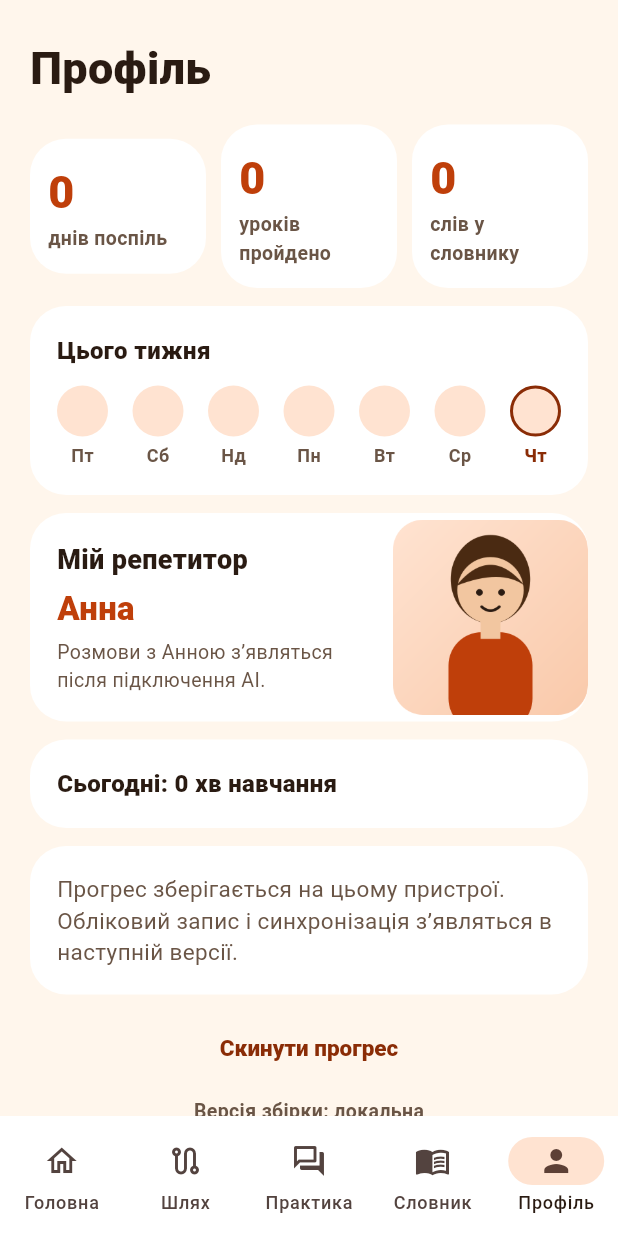
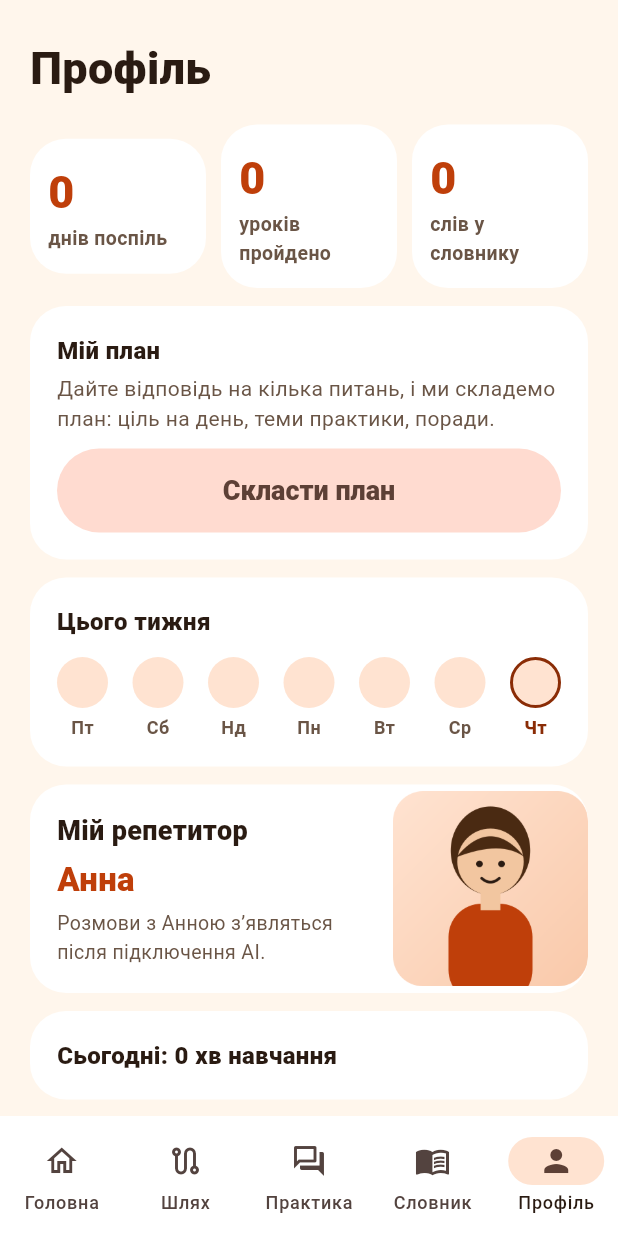
Before and after one commit to studniawiedzy59-eng/studnia-wiedzy, a Flutter app: the RootScreen screen opened directly, item 5 of the bottom bar chosen, on a phone screen of 412 x 824 dp. Run offline on Flutter 3.47's test engine with Material 3 defaults, Android fonts, the phone set to English and light mode, and no system bars; our stand-ins replace flutter_riverpod, flutter_tts, shared_preferences; accounts and stored records are empty.

Commit message:
First-launch quiz and personal plan: goals, level, topics, daily minutes; personalised home, practice order and profile plan
Co-Authored-By: Claude Sonnet 5.5 <noreply@anthropic.com>
Claude-Session: https://claude.ai/code/session_01FZZtg4qNrzTiLKkfssD61E

```diff
--- /dev/null
+++ b/lib/domain/learner_profile.dart
@@ -0,0 +1,101 @@
+import 'practice_topics.dart';
+
+/// Answers of the first-launch quiz. Used only to personalise the app
+/// (greeting, daily goal, order of practice topics, tips). It never changes
+/// which lessons are open.
+class LearnerProfile {
+  const LearnerProfile({
+    this.name = '',
+    this.goals = const {},
+    this.level = 'zero',
+    this.interests = const {},
+    this.dailyMinutes = 10,
+    this.skipped = false,
+  });
+
+  final String name;
+  final Set<String> goals;
+  final String level;
+  final Set<String> interests;
+  final int dailyMinutes;
+
+  /// The learner skipped the quiz: nothing is personalised, the plan card is hidden.
+  final bool skipped;
+
+  bool get hasPlan => !skipped;
+
+  factory LearnerProfile.fromJson(Map<String, dynamic> json) {
+    Set<String> strings(Object? value) =>
+        value is List ? {for (final e in value) e.toString()} : <String>{};
+    final minutes = json['dailyMinutes'];
+    final level = json['level'];
+    return LearnerProfile(
+      name: json['name'] is String ? json['name'] as String : '',
+      goals: strings(json['goals']),
+      level: level is String && levelLabels.containsKey(level) ? level : 'zero',
+      interests: strings(json['interests']),
+      dailyMinutes: minutes is int && dailyMinuteOptions.contains(minutes) ? minutes : 10,
+      skipped: json['skipped'] == true,
+    );
+  }
+
+  Map<String, dynamic> toJson() => {
+        'name': name,
+        'goals': goals.toList()..sort(),
+        'level': level,
+        'interests': interests.toList()..sort(),
+        'dailyMinutes': dailyMinutes,
+        'skipped': skipped,
+      };
+}
+
+const Map<String, String> goalLabels = {
+  'travel': 'Подорожі',
+  'work': 'Робота й кар’єра',
+  'study': 'Навчання й іспити',
+  'people': 'Спілкування з друзями й родиною',
+  'move': 'Переїзд за кордон',
+  'fun': 'Для себе, із цікавості',
+};
+
+const Map<String, String> levelLabels = {
+  'zero': 'Починаю з нуля',
+  'words': 'Знаю кілька слів',
+  'phrases': 'Можу скласти прості фрази',
+  'confident': 'Багато розумію, хочу більше практики',
+};
+
+const List<int> dailyMinuteOptions = [5, 10, 15, 20];
+
+String dailyAdvice(int minutes) {
+  switch (minutes) {
+    case 5:
+      return 'Короткий щоденний ритм: повторення слів або один урок, коли є хвилина.';
+    case 15:
+      return 'Орієнтир: один урок і повторення слів у словнику.';
+    case 20:
+      return 'Орієнтир: урок, повторення слів і сесія практики з діалогами.';
+    default:
+      return 'Орієнтир: один урок на день і швидке повторення слів.';
+  }
+}
+
+String levelAdvice(String level) {
+  switch (level) {
+    case 'words':
+      return 'Ви вже знаєте кілька слів, тому перші розділи пройдуть швидко.';
+    case 'phrases':
+    case 'confident':
+      return 'Перші розділи можуть здатися легкими, проходьте їх швидко. Уроки відкриваються по черзі; тест рівня додамо пізніше.';
+    default:
+      return 'Ви починаєте з нуля, тож рухайтеся по порядку: кожен урок готує до наступного.';
+  }
+}
+
+/// Topics the learner picked come first; the order inside both groups is kept.
+List<PracticeTopic> orderTopics(List<PracticeTopic> topics, Set<String> interests) {
+  return [
+    for (final t in topics) if (interests.contains(t.id)) t,
+    for (final t in topics) if (!interests.contains(t.id)) t,
+  ];
+}
--- a/lib/features/profile/profile_screen.dart
+++ b/lib/features/profile/profile_screen.dart
@@ -2,8 +2,10 @@ import 'package:flutter/material.dart';
 import 'package:flutter_riverpod/flutter_riverpod.dart';
 
 import '../../core/theme.dart';
+import '../../domain/learner_profile.dart';
 import '../../domain/sm2.dart';
 import '../../state/providers.dart';
+import '../onboarding/onboarding_screen.dart';
 
 /// Progress numbers and the few settings that exist so far.
 class ProfileTab extends ConsumerWidget {
@@ -58,6 +60,8 @@ class ProfileTab extends ConsumerWidget {
             Expanded(child: _Stat(value: '${state.words.length}', label: 'слів у словнику')),
           ],
         ),
+        const SizedBox(height: 12),
+        _PlanCard(profile: ref.watch(learnerProfileProvider).value),
         const SizedBox(height: 12),
         AppCard(
           child: Column(
@@ -234,3 +238,55 @@ class _Day extends StatelessWidget {
     );
   }
 }
+
+/// The learner's quiz answers and a way to change them.
+class _PlanCard extends StatelessWidget {
+  const _PlanCard({required this.profile});
+
+  final LearnerProfile? profile;
+
+  void _open(BuildContext context) {
+    Navigator.of(context).push(
+      MaterialPageRoute<void>(builder: (_) => const OnboardingScreen(editing: true)),
+    );
+  }
+
+  @override
+  Widget build(BuildContext context) {
+    final p = profile;
+    if (p == null || !p.hasPlan) {
+      return AppCard(
+        child: Column(
+          crossAxisAlignment: CrossAxisAlignment.start,
+          children: [
+            const Text('Мій план', style: TextStyle(fontSize: 16, fontWeight: FontWeight.w800)),
+            const SizedBox(height: 4),
+            const Text(
+              'Дайте відповідь на кілька питань, і ми складемо план: ціль на день, теми практики, поради.',
+              style: TextStyle(fontSize: 14, color: AppColors.muted),
+            ),
+            const SizedBox(height: 10),
+            FilledButton.tonal(onPressed: () => _open(context), child: const Text('Скласти план')),
+          ],
+        ),
+      );
+    }
+    final goals = [for (final id in goalLabels.keys) if (p.goals.contains(id)) goalLabels[id]!];
+    return AppCard(
+      child: Column(
+        crossAxisAlignment: CrossAxisAlignment.start,
+        children: [
+          const Text('Мій план', style: TextStyle(fontSize: 16, fontWeight: FontWeight.w800)),
+          const SizedBox(height: 8),
+          Text('${p.dailyMinutes} хв на день · ${levelLabels[p.level]}', style: const TextStyle(fontSize: 15, fontWeight: FontWeight.w700)),
+          if (goals.isNotEmpty) ...[
+            const SizedBox(height: 4),
+            Text(goals.join(', '), style: const TextStyle(fontSize: 14, color: AppColors.muted)),
+          ],
+          const SizedBox(height: 10),
+          FilledButton.tonal(onPressed: () => _open(context), child: const Text('Змінити відповіді')),
+        ],
+      ),
+    );
+  }
+}
--- a/lib/main.dart
+++ b/lib/main.dart
@@ -2,7 +2,7 @@ import 'package:flutter/material.dart';
 import 'package:flutter_riverpod/flutter_riverpod.dart';
 
 import 'core/theme.dart';
-import 'features/home/root_screen.dart';
+import 'features/onboarding/onboarding_screen.dart';
 
 void main() {
   WidgetsFlutterBinding.ensureInitialized();
@@ -18,7 +18,7 @@ class MoviraApp extends StatelessWidget {
       title: 'Movira',
       debugShowCheckedModeBanner: false,
       theme: buildAppTheme(),
-      home: const RootScreen(),
+      home: const AppGate(),
     );
   }
 }
```
Also changed, not shown: lib/data/learner_profile_repository.dart (added, +28 -0 lines), lib/features/home/root_screen.dart (+41 -9 lines), lib/features/onboarding/onboarding_screen.dart (added, +382 -0 lines), lib/features/practice/practice_screen.dart (+30 -7 lines), lib/state/providers.dart (+19 -0 lines), 1 other file.
